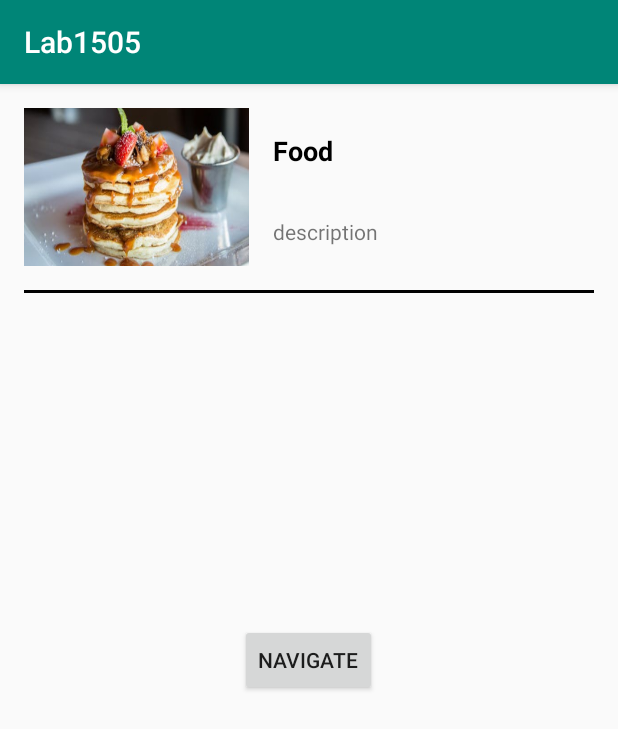
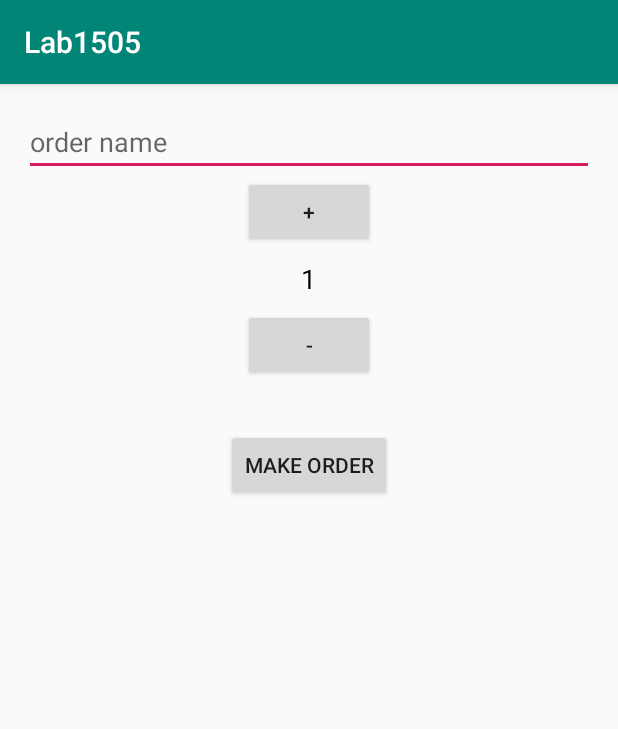
Before and after one commit to mohammedhemaid/AndroidSamplesUP, an Android app: the screen it shows after launch (Main2Activity before the commit, MainActivity after it), on a phone screen of 412 x 824 dp. Shown: the top 729 px of the screen. Run offline under Robolectric (Android 15) with nearby library versions, the phone set to English and light mode, and no system bars.

Commit message:
Added order food

```diff
--- a/app/src/main/java/com/app/food/lab1505/login/Main2Activity.java
+++ /dev/null
@@ -1,33 +0,0 @@
-package com.app.food.lab1505.login;
-
-import androidx.appcompat.app.AppCompatActivity;
-
-import android.content.Intent;
-import android.graphics.Color;
-import android.os.Bundle;
-import android.os.Handler;
-import android.view.View;
-import android.widget.Button;
-import android.widget.Toast;
-
-import com.app.food.lab1505.R;
-
-public class Main2Activity extends AppCompatActivity {
-
-    @Override
-    protected void onCreate(Bundle savedInstanceState) {
-        super.onCreate(savedInstanceState);
-        setContentView(R.layout.activity_main2);
-        Button navigationButton = findViewById(R.id.navigate);
-
-
-        navigationButton.setOnClickListener(new View.OnClickListener() {
-            @Override
-            public void onClick(View v) {
-                Intent intent = new Intent(Main2Activity.this, MainActivity.class);
-                intent.putExtra("food", "coffee");
-                startActivity(intent);
-            }
-        });
-    }
-}
--- /dev/null
+++ b/app/src/main/java/com/app/food/lab1505/orders/MainActivity.java
@@ -0,0 +1,82 @@
+package com.app.food.lab1505.orders;
+
+import androidx.appcompat.app.AppCompatActivity;
+
+import android.content.Intent;
+import android.os.Bundle;
+import android.text.TextUtils;
+import android.view.View;
+import android.widget.Button;
+import android.widget.EditText;
+import android.widget.TextView;
+import android.widget.Toast;
+
+import com.app.food.lab1505.R;
+
+public class MainActivity extends AppCompatActivity {
+
+    EditText orderEditText;
+    Button increaseQuantityButton;
+    Button decreaseQuantityButton;
+    TextView quantityText;
+    Button makeOrder;
+
+    int quantityNumber = 1;
+
+    @Override
+    protected void onCreate(Bundle savedInstanceState) {
+        super.onCreate(savedInstanceState);
+        setContentView(R.layout.activity_main);
+
+        orderEditText = findViewById(R.id.order_name);
+        increaseQuantityButton = findViewById(R.id.increase_quantity);
+        decreaseQuantityButton = findViewById(R.id.decrease_quantity);
+        quantityText = findViewById(R.id.quantity);
+        makeOrder = findViewById(R.id.make_order);
+
+        increaseQuantity();
+        decreaseQuantity();
+        makeOrder.setOnClickListener(new View.OnClickListener() {
+            @Override
+            public void onClick(View v) {
+                makeOrder();
+            }
+        });
+
+
+    }
+
+    private void makeOrder() {
+        if (TextUtils.isEmpty(orderEditText.getText())) {
+            Toast.makeText(this, "edit is empty", Toast.LENGTH_SHORT).show();
+            return;
+        }
+        String orderName = orderEditText.getText().toString();
+        Intent intent = new Intent(MainActivity.this, OrderActivity.class);
+        intent.putExtra("orderName", orderName);
+        intent.putExtra("quantity", quantityNumber);
+        startActivity(intent);
+    }
+
+    private void decreaseQuantity() {
+        decreaseQuantityButton.setOnClickListener(new View.OnClickListener() {
+            @Override
+            public void onClick(View v) {
+                if (quantityNumber < 2) {
+                    Toast.makeText(MainActivity.this, "you order less than 0", Toast.LENGTH_SHORT).show();
+                    return;
+                }
+                quantityText.setText(String.valueOf(--quantityNumber));
+            }
+        });
+    }
+
+    private void increaseQuantity() {
+        increaseQuantityButton.setOnClickListener(new View.OnClickListener() {
+            @Override
+            public void onClick(View v) {
+                quantityText.setText(String.valueOf(++quantityNumber));
+            }
+        });
+    }
+}
--- a/app/src/main/res/layout/activity_main.xml
+++ b/app/src/main/res/layout/activity_main.xml
@@ -7,39 +7,50 @@
     android:layout_height="match_parent"
     android:orientation="vertical"
     android:padding="16dp"
-    tools:context=".login.MainActivity"
+    tools:context=".orders.MainActivity"
     >
-  <TextView
-        android:layout_width="100dp"
-        android:layout_height="100dp"
-        android:text="hello"
-        android:background="@drawable/image_food"
-        android:gravity="center"
-        android:layout_gravity="top|start"
-        android:textColor="@android:color/white"
-        android:padding="16dp"
-        />
-    <Button
+
+    <EditText
+        android:id="@+id/order_name"
+        android:layout_width="match_parent"
         android:layout_height="wrap_content"
-        android:layout_width="wrap_content"
-        android:text="@string/textTitle"
-        android:textStyle="bold"
-        android:background="@color/buttonBackground"
-        android:textColor="@android:color/black"
+        android:hint="order name"
         />
 
     <Button
+        android:id="@+id/increase_quantity"
+        android:layout_width="wrap_content"
         android:layout_height="wrap_content"
-        android:layout_width="wrap_content"
-        android:text="@string/textTitle"
-        android:background="@color/buttonBackground"
-        android:textColor="@android:color/black"
+        android:text="+"
+        android:layout_gravity="center"
+
         />
 
-    <ImageView
-        android:layout_width="200dp"
-        android:layout_height="200dp"
-        android:src="@drawable/image_food"
-        android:scaleType="centerCrop"
+    <TextView
+        android:id="@+id/quantity"
+        android:layout_width="wrap_content"
+        android:layout_height="wrap_content"
+        android:padding="8dp"
+        android:text="1"
+        android:textSize="18sp"
+        android:textColor="#000"
+        android:layout_gravity="center"
+        />
+
+    <Button
+        android:id="@+id/decrease_quantity"
+        android:layout_width="wrap_content"
+        android:layout_height="wrap_content"
+        android:text="-"
+        android:layout_gravity="center"
+        />
+
+    <Button
+        android:id="@+id/make_order"
+        android:layout_width="wrap_content"
+        android:layout_height="wrap_content"
+        android:text="make order"
+        android:layout_gravity="center"
+        android:layout_marginTop="32dp"
         />
 </LinearLayout>
--- a/app/src/main/res/layout/activity_main2.xml
+++ b/app/src/main/res/layout/activity_main2.xml
@@ -4,49 +4,4 @@
     android:layout_height="match_parent"
     android:padding="16dp"
     >
-
-    <ImageView
-        android:id="@+id/image_food"
-        android:layout_width="150dp"
-        android:layout_height="105dp"
-        android:src="@drawable/image_food"
-        android:scaleType="centerCrop"
-        />
-
-    <TextView
-        android:id="@+id/food_title"
-        android:layout_height="wrap_content"
-        android:layout_width="wrap_content"
-        android:text="Food"
-        android:layout_toEndOf="@id/image_food"
-        android:padding="16dp"
-        android:textColor="#000"
-        android:textStyle="bold"
-        android:textSize="18sp"
-        />
-
-    <TextView
-        android:layout_width="wrap_content"
-        android:layout_height="wrap_content"
-        android:text="description"
-        android:layout_toEndOf="@id/image_food"
-        android:layout_below="@id/food_title"
-        android:padding="16dp"
-        />
-
-    <View
-        android:layout_width="match_parent"
-        android:layout_height="2dp"
-        android:layout_below="@id/image_food"
-        android:background="#000"
-        android:layout_marginTop="16dp"
-        />
-
-    <Button
-        android:id="@+id/navigate"
-        android:layout_width="wrap_content"
-        android:layout_height="wrap_content"
-        android:text="navigate"
-        android:layout_centerInParent="true"
-        />
 </RelativeLayout>
```
Also changed, not shown: app/src/main/AndroidManifest.xml (+4 -3 lines), app/src/main/java/com/app/food/lab1505/login/MainActivity.java (deleted, +0 -22 lines), app/src/main/java/com/app/food/lab1505/orders/OrderActivity.java (added, +27 -0 lines).
